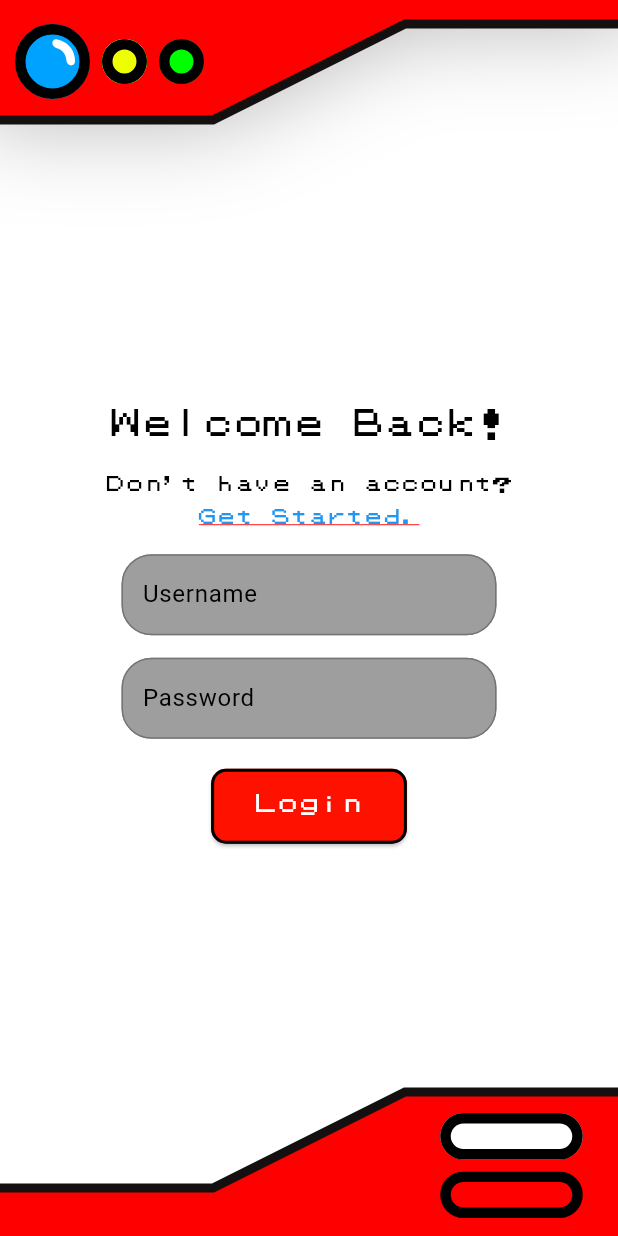
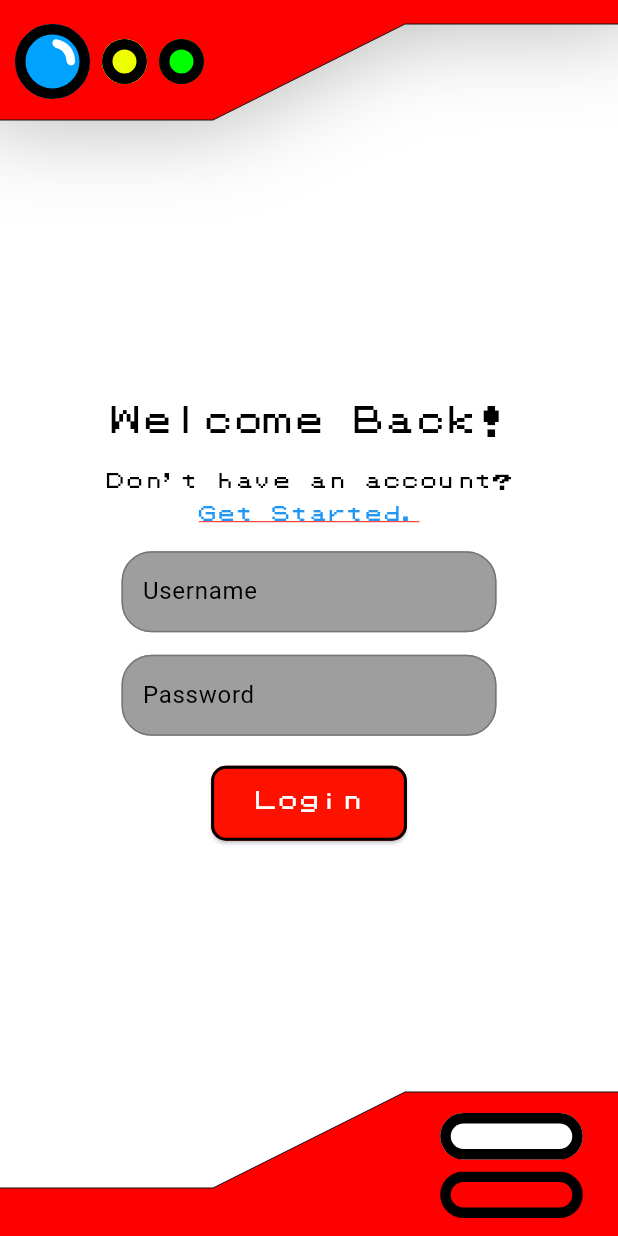
Before and after one commit to alex-nash-ucf/pokeverse, a Flutter app: the screen it shows after launch, on a phone screen of 412 x 824 dp. Run offline on Flutter 3.47's test engine with Material 3 defaults, Android fonts, the light colour scheme and no system bars; our stand-ins replace flutter_svg.

Commit message:
i literally spent like 3 hours fixing this bug

```diff
--- a/mobile/lib/componenets/header.dart
+++ b/mobile/lib/componenets/header.dart
@@ -10,7 +10,7 @@ class Header extends CustomPainter {
 
   double slope_height = 64;
   double slope_width = 128;
-  double line_width = 6;
+  double line_width = 0;
 
 @override
 void paint(Canvas canvas, Size size) {
@@ -130,7 +130,7 @@ class Footer extends CustomPainter {
 
   double slope_height = 64;
   double slope_width = 128;
-  double line_width = 6;
+  double line_width = 0;
   double extra_height = 48;
 
   @override
--- a/mobile/lib/componenets/screenContainer.dart
+++ b/mobile/lib/componenets/screenContainer.dart
@@ -22,7 +22,7 @@ class _ScreenContainerState extends State<ScreenContainer> {
           // Body
           Column(
             children: [
-              SizedBox(height: 42),
+              SizedBox(height: 38),
               Expanded(
                 child: StreamBuilder<Widget>(
                   stream: ScreenManager().screenStream,
--- a/mobile/lib/pages/pokemonSearch.dart
+++ b/mobile/lib/pages/pokemonSearch.dart
@@ -59,7 +59,8 @@ class _PokemonSearchState extends State<PokemonSearch> {
     } catch (error) {
       if (mounted) {
         setState(() {
-          _pokemonResults = [];
+          _noMoreResults = true;
+          //_pokemonResults = [];
         });
       }
     } finally {
```
Also changed, not shown: mobile/lib/pages/editPokemon.dart (added, +30 -0 lines), mobile/lib/pages/teamSearch.dart (+19 -11 lines).
